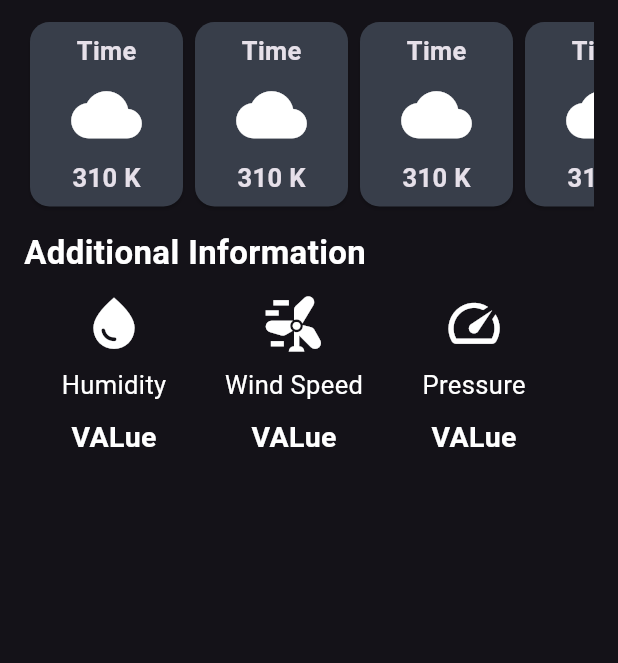
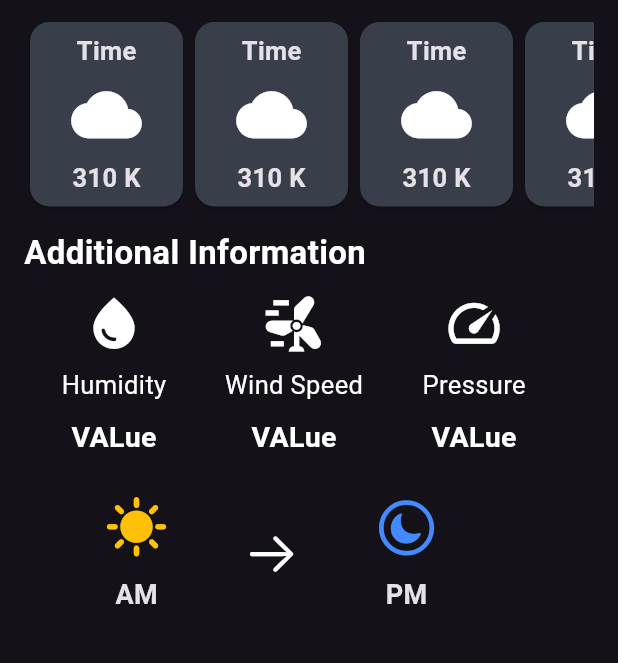
Before and after one commit to Sri-Varshith/weather_app, a Flutter app: the screen it shows after launch, on a phone screen of 412 x 824 dp, the part 461-1124 px from its top. Run offline on Flutter 3.47's test engine with Material 3 defaults, Android fonts, the phone set to English and light mode, and no system bars.

Commit message:
added sunrise and sunset

```diff
--- a/lib/weather_screen.dart
+++ b/lib/weather_screen.dart
@@ -1,6 +1,7 @@
 import 'dart:ui';
 
 import 'package:flutter/material.dart';
+import 'package:flutter/cupertino.dart';
 
 
 class weatherscreen extends StatelessWidget{
@@ -202,7 +203,59 @@ class weatherscreen extends StatelessWidget{
                       ],
                     ),
                   ),
+              ],
+            ),
+            SizedBox(
+              height: 25,
+            ),
+            Row(
+              children: [
+                SizedBox(
+                  width: 150,
+                    child: Column(
+                      children: [
+                        Icon(Icons.sunny,
+                          color: Colors.amber,
+                          size: 43,
+                        ),
+                        SizedBox(
+                          height: 11,
+                        ),
+                        Text("AM",
+                        style: TextStyle(
+                          fontWeight: FontWeight.bold,
+                          fontSize: 18
+                        ),
+                        )
+                      ],
+                    ),
+                ),
+                SizedBox(width: 30,
+                  child: Icon(CupertinoIcons.arrow_right,
+                    size: 37
+                  ),
 
+                ),
+                SizedBox(
+                  width: 150,
+                    child: Column(
+                      children: [
+                        Icon(CupertinoIcons.moon_circle,
+                          color: Colors.blueAccent,
+                          size: 43,
+                        ),
+                        SizedBox(
+                          height: 11,
+                        ),
+                        Text("PM",
+                        style: TextStyle(
+                          fontWeight: FontWeight.bold,
+                          fontSize: 18
+                        ),
+                        )
+                      ],
+                    ),
+                )
               ],
             )
           ],
```
